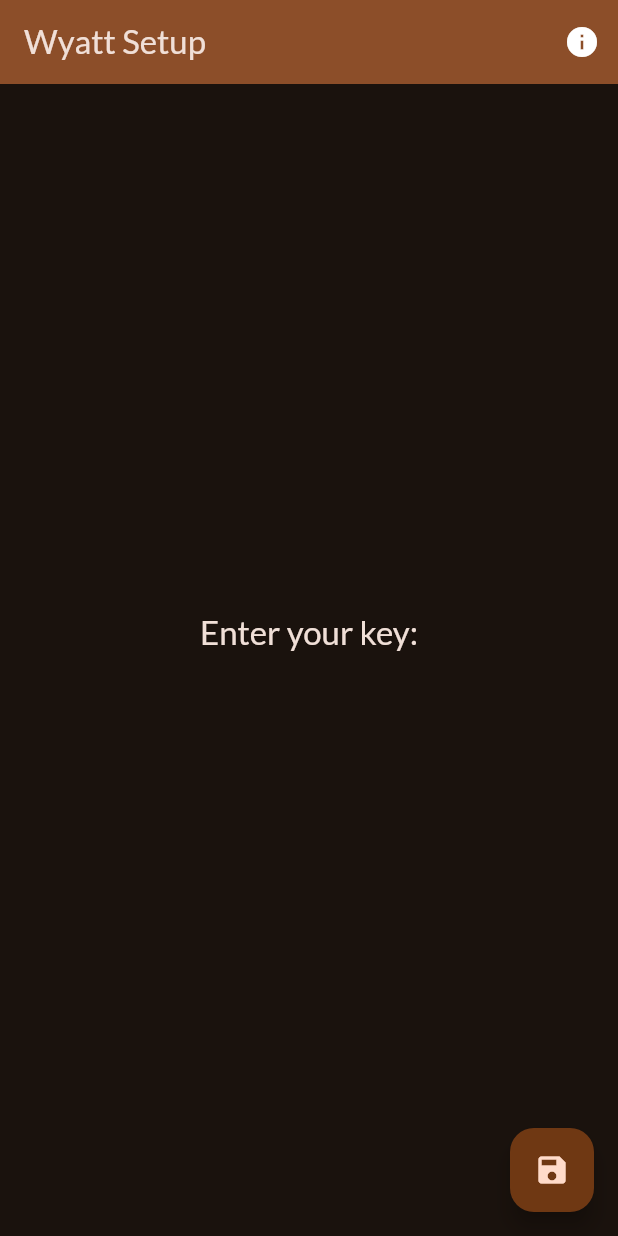
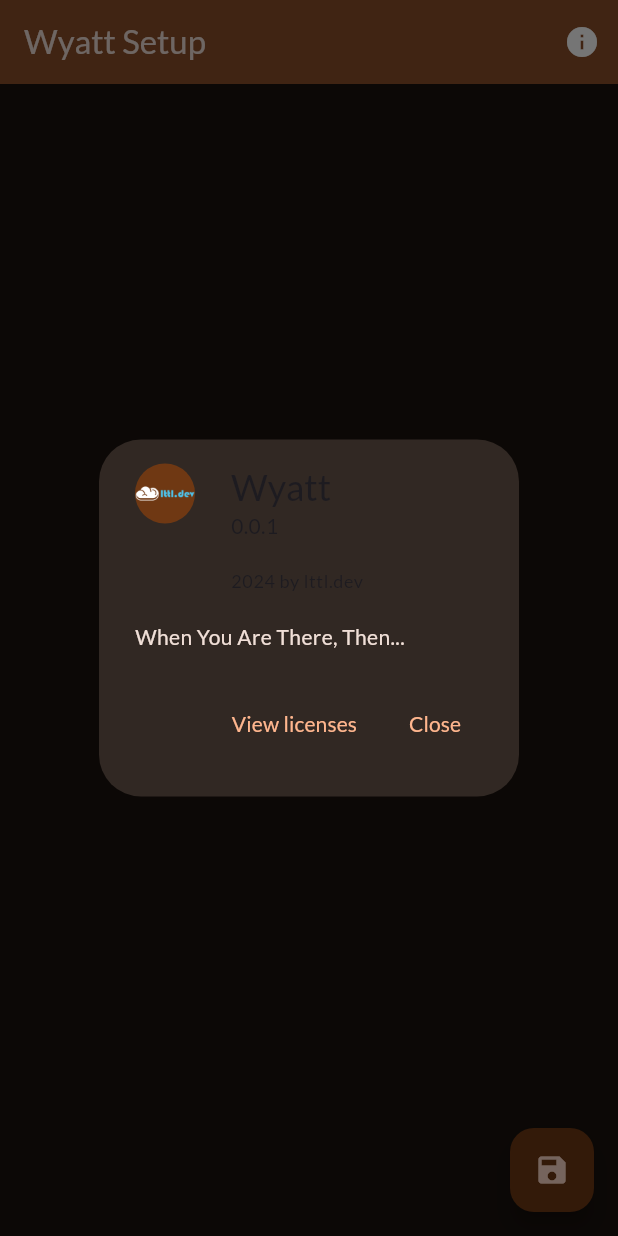
Before and after one commit to m5lk3n/wyatt, a Flutter app: the screen it shows after launch, after a tap on the "info" icon, on a phone screen of 412 x 824 dp. Run offline on Flutter 3.47's test engine with Material 3 defaults, Android fonts, the phone set to English and light mode, and no system bars; our stand-ins replace google_fonts.

Commit message:
about dialog

```diff
--- a/lib/screens/setup.dart
+++ b/lib/screens/setup.dart
@@ -15,6 +15,25 @@ class _WyattSetupScreenState extends State<WyattSetupScreen> {
     setState(() {
       _key = "TODO";
     });
+  }
+
+  Widget _createAboutDialog() {
+    return AboutDialog(
+      applicationName: 'Wyatt',
+      applicationVersion: '0.0.1',
+      applicationIcon: CircleAvatar(
+        child: Image.asset("assets/images/logo.png"),
+      ),
+      applicationLegalese: '${DateTime.now().year} by lttl.dev',
+      children: [
+        Text(
+          '\nWhen You Are There, Then...',
+          style: Theme.of(context).textTheme.bodyMedium!.copyWith(
+                color: Theme.of(context).colorScheme.onSurface,
+              ),
+        ),
+      ],
+    );
   }
 
   @override
@@ -38,7 +57,16 @@ class _WyattSetupScreenState extends State<WyattSetupScreen> {
               color: Colors.white,
             ),
             onPressed: () {
-              // TODO: Show about dialog
+              showDialog(
+                context: context,
+                builder: (context) {
+                  return Theme(
+                    data: Theme.of(context)
+                        .copyWith(dialogBackgroundColor: Colors.brown),
+                    child: _createAboutDialog(),
+                  );
+                },
+              );
             },
           )
         ],
@@ -52,6 +80,9 @@ class _WyattSetupScreenState extends State<WyattSetupScreen> {
               style: Theme.of(context).textTheme.titleLarge!.copyWith(
                     color: Theme.of(context).colorScheme.onSurface,
                   ),
+            ),
+            const SizedBox(
+              height: 10,
             ),
             Text(
               _key,
--- a/pubspec.yaml
+++ b/pubspec.yaml
@@ -65,7 +65,7 @@ flutter:
   #   - images/a_dot_ham.jpeg
   assets:
     - assets/icon/icon.png
-    - assets/icon/logo.png
+    - assets/images/logo.png
 
   # An image asset can refer to one or more resolution-specific "variants", see
   # https://flutter.dev/to/resolution-aware-images
```
Also changed, not shown: assets/images/logo.png (renamed from assets/icon/logo.png).
